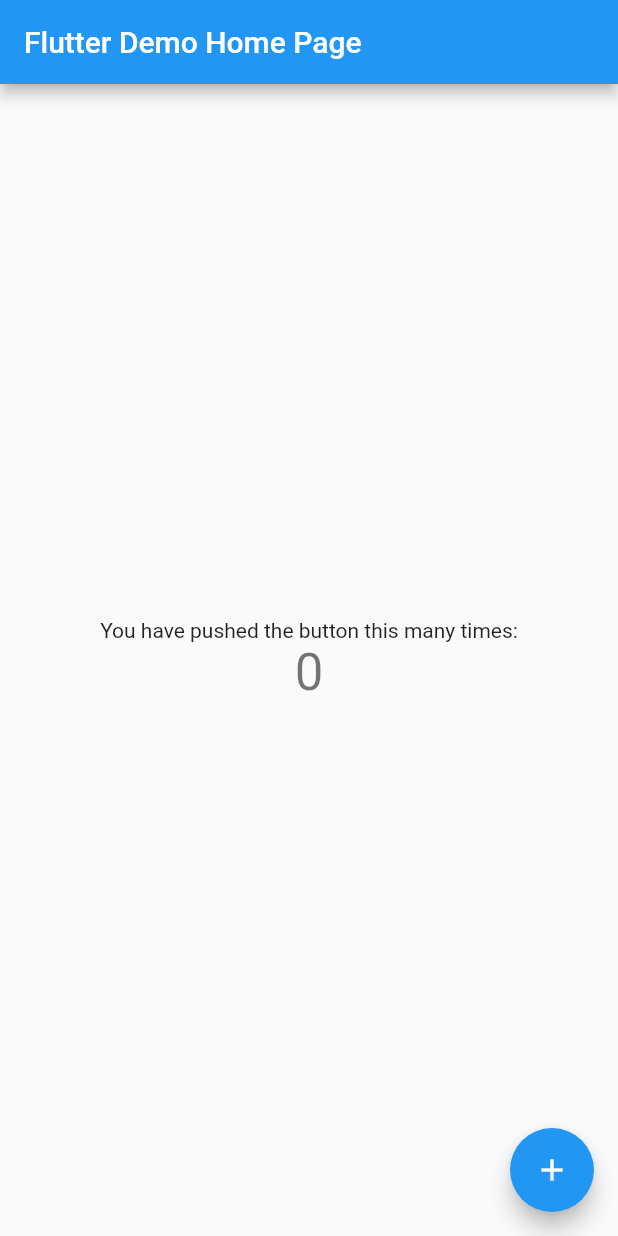
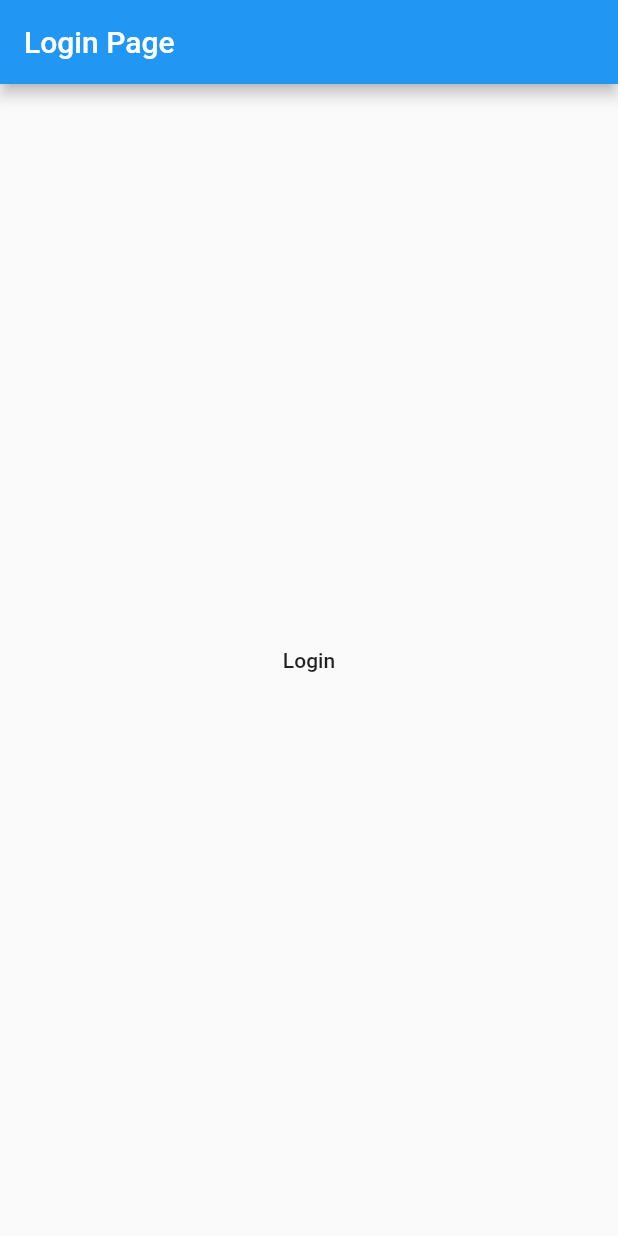
Before and after one commit to Sotatek-ManhPham/sotatek-chat, a Flutter app: the screen it shows after launch, on a phone screen of 412 x 824 dp. Run offline on Flutter 3.47's test engine with Material 2 defaults, Android fonts, the phone set to English and light mode, and no system bars.

Commit message:
Add package

```diff
--- a/lib/main.dart
+++ b/lib/main.dart
@@ -3,109 +3,40 @@ import 'package:flutter/material.dart';
 void main() => runApp(MyApp());
 
 class MyApp extends StatelessWidget {
-  // This widget is the root of your application.
   @override
   Widget build(BuildContext context) {
     return MaterialApp(
       title: 'Flutter Demo',
+      debugShowCheckedModeBanner: false,
       theme: ThemeData(
-        // This is the theme of your application.
-        //
-        // Try running your application with "flutter run". You'll see the
-        // application has a blue toolbar. Then, without quitting the app, try
-        // changing the primarySwatch below to Colors.green and then invoke
-        // "hot reload" (press "r" in the console where you ran "flutter run",
-        // or simply save your changes to "hot reload" in a Flutter IDE).
-        // Notice that the counter didn't reset back to zero; the application
-        // is not restarted.
         primarySwatch: Colors.blue,
       ),
-      home: MyHomePage(title: 'Flutter Demo Home Page'),
+      home: LoginPage(),
     );
   }
 }
 
-class MyHomePage extends StatefulWidget {
-  MyHomePage({Key key, this.title}) : super(key: key);
-
-  // This widget is the home page of your application. It is stateful, meaning
-  // that it has a State object (defined below) that contains fields that affect
-  // how it looks.
-
-  // This class is the configuration for the state. It holds the values (in this
-  // case the title) provided by the parent (in this case the App widget) and
-  // used by the build method of the State. Fields in a Widget subclass are
-  // always marked "final".
-
-  final String title;
-
+class LoginPage extends StatefulWidget {
   @override
-  _MyHomePageState createState() => _MyHomePageState();
+  LoginPageState createState() {
+    return LoginPageState();
+  }
 }
 
-class _MyHomePageState extends State<MyHomePage> {
-  int _counter = 0;
-
-  void _incrementCounter() {
-    setState(() {
-      // This call to setState tells the Flutter framework that something has
-      // changed in this State, which causes it to rerun the build method below
-      // so that the display can reflect the updated values. If we changed
-      // _counter without calling setState(), then the build method would not be
-      // called again, and so nothing would appear to happen.
-      _counter++;
-    });
-  }
+class LoginPageState extends State<LoginPage> {
 
   @override
   Widget build(BuildContext context) {
-    // This method is rerun every time setState is called, for instance as done
-    // by the _incrementCounter method above.
-    //
-    // The Flutter framework has been optimized to make rerunning build methods
-    // fast, so that you can just rebuild anything that needs updating rather
-    // than having to individually change instances of widgets.
     return Scaffold(
-      appBar: AppBar(
-        // Here we take the value from the MyHomePage object that was created by
-        // the App.build method, and use it to set our appbar title.
-        title: Text(widget.title),
-      ),
+      appBar: AppBar(title: Text('Login Page'),),
       body: Center(
-        // Center is a layout widget. It takes a single child and positions it
-        // in the middle of the parent.
-        child: Column(
-          // Column is also layout widget. It takes a list of children and
-          // arranges them vertically. By default, it sizes itself to fit its
-          // children horizontally, and tries to be as tall as its parent.
-          //
-          // Invoke "debug painting" (press "p" in the console, choose the
-          // "Toggle Debug Paint" action from the Flutter Inspector in Android
-          // Studio, or the "Toggle Debug Paint" command in Visual Studio Code)
-          // to see the wireframe for each widget.
-          //
-          // Column has various properties to control how it sizes itself and
-          // how it positions its children. Here we use mainAxisAlignment to
-          // center the children vertically; the main axis here is the vertical
-          // axis because Columns are vertical (the cross axis would be
-          // horizontal).
-          mainAxisAlignment: MainAxisAlignment.center,
-          children: <Widget>[
-            Text(
-              'You have pushed the button this many times:',
-            ),
-            Text(
-              '$_counter',
-              style: Theme.of(context).textTheme.display1,
-            ),
-          ],
+        child: FlatButton(
+          child: Text('Login'),
+          onPressed: (){
+            print('Hixhix');
+          },
         ),
       ),
-      floatingActionButton: FloatingActionButton(
-        onPressed: _incrementCounter,
-        tooltip: 'Increment',
-        child: Icon(Icons.add),
-      ), // This trailing comma makes auto-formatting nicer for build methods.
     );
   }
 }
--- a/pubspec.yaml
+++ b/pubspec.yaml
@@ -23,7 +23,7 @@ dependencies:
 dev_dependencies:
   flutter_test:
     sdk: flutter
-
+  cloud_firestore:
 
 # For information on the generic Dart part of this file, see the
 # following page: https://www.dartlang.org/tools/pub/pubspec
```
Also changed, not shown: 10 other files.
